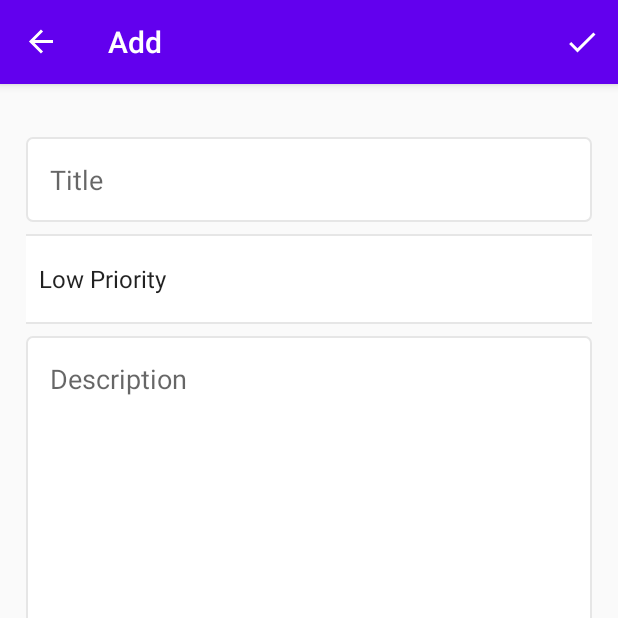
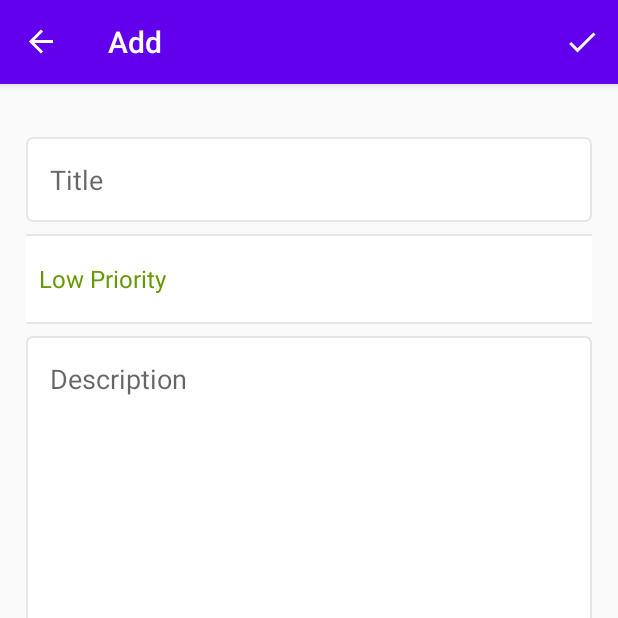
Before and after one commit to mustaphaattah/ToDo-List-App, an Android app: the AddFragment screen opened through its navigation route, after a tap on "Add", on a phone screen of 412 x 824 dp, the top half of it. Run offline under Robolectric (Android 15) with nearby library versions, the phone set to English and light mode, and no system bars; our stand-ins replace navigation-ui.

Commit message:
added SharedViewModel.kt and spinner colors

```diff
--- /dev/null
+++ b/app/src/main/java/com/mtah/todolist/SharedViewModel.kt
@@ -0,0 +1,44 @@
+package com.mtah.todolist
+
+import android.app.Application
+import android.graphics.Color.red
+import android.view.View
+import android.widget.AdapterView
+import android.widget.TextView
+import android.widget.Toast
+import androidx.core.content.ContextCompat
+import androidx.lifecycle.AndroidViewModel
+import androidx.navigation.fragment.findNavController
+import com.mtah.todolist.backend.models.Priority
+import kotlinx.android.synthetic.main.fragment_add.*
+
+class SharedViewModel(application: Application): AndroidViewModel(application) {
+
+    val spinnerListener: AdapterView.OnItemSelectedListener  = object : AdapterView.OnItemSelectedListener {
+        override fun onItemSelected(parent: AdapterView<*>?, view: View?, position: Int, id: Long) {
+//            TODO("Not yet implemented")
+            when (position) {
+                0 -> (parent?.getChildAt(0) as TextView).setTextColor(ContextCompat.getColor(application, R.color.green))
+                1 -> (parent?.getChildAt(0) as TextView).setTextColor(ContextCompat.getColor(application, R.color.yellow))
+                2 -> (parent?.getChildAt(0) as TextView).setTextColor(ContextCompat.getColor(application, R.color.red))
+            }
+        }
+
+        override fun onNothingSelected(parent: AdapterView<*>?) {
+//            TODO("Not yet implemented")
+        }
+
+    }
+    fun getPriority(priority: String): Priority {
+        return when(priority) {
+            "Low Priority" -> Priority.LOW
+            "Medium Priority" -> Priority.MEDIUM
+            "High Priority" -> Priority.HIGH
+            else -> Priority.LOW
+        }
+    }
+
+    fun isValidData(title: String, description: String): Boolean{
+        return title.isNotBlank() and description.isNotBlank()
+    }
+}
--- a/app/src/main/java/com/mtah/todolist/fragments/AddFragment.kt
+++ b/app/src/main/java/com/mtah/todolist/fragments/AddFragment.kt
@@ -8,14 +8,17 @@ import androidx.fragment.app.viewModels
 import androidx.lifecycle.ViewModelProvider
 import androidx.navigation.fragment.findNavController
 import com.mtah.todolist.R
+import com.mtah.todolist.SharedViewModel
 import com.mtah.todolist.backend.ToDoViewModel
 import com.mtah.todolist.backend.models.Priority
 import com.mtah.todolist.backend.models.ToDo
 import kotlinx.android.synthetic.main.fragment_add.*
+import kotlinx.android.synthetic.main.fragment_add.view.*
 
 class AddFragment : Fragment() {
 
-    var viewModel: ToDoViewModel? = null
+    val viewModel: ToDoViewModel by viewModels()
+    val sharedViewModel: SharedViewModel by viewModels()
 
     override fun onCreateView(
         inflater: LayoutInflater, container: ViewGroup?,
@@ -23,9 +26,8 @@ class AddFragment : Fragment() {
     ): View? {
         val view =  inflater.inflate(R.layout.fragment_add, container, false)
         setHasOptionsMenu(true)
-
-        viewModel = ViewModelProvider(requireActivity()).get(ToDoViewModel::class.java)
-
+       // viewModel = ViewModelProvider(requireActivity()).get(ToDoViewModel::class.java)
+        view.priorities_spinner.onItemSelectedListener = sharedViewModel.spinnerListener
 
         return view
     }
@@ -47,9 +49,9 @@ class AddFragment : Fragment() {
         val priority = priorities_spinner.selectedItem.toString()
         val description = description_et.text.toString()
 
-        if (isValidData(title, description)){
-//            val newTask = ToDo(title, getPriority(priority),description)
-//            viewModel.insert(newTask)
+        if (sharedViewModel.isValidData(title, description)){
+            val newTask = ToDo(title, sharedViewModel.getPriority(priority),description)
+            viewModel.insert(newTask)
             Toast.makeText(requireContext(), "New task added!", Toast.LENGTH_SHORT).show()
             findNavController().navigate(R.id.action_addFragment_to_homeFragment)
         } else {
@@ -57,17 +59,4 @@ class AddFragment : Fragment() {
         }
 
     }
-
-    private fun getPriority(priority: String): Priority {
-        return when(priority) {
-            "Low Priority" -> Priority.LOW
-            "Medium Priority" -> Priority.MEDIUM
-            "High Priority" -> Priority.HIGH
-            else -> Priority.LOW
-        }
-    }
-
-    private fun isValidData(title: String, description: String): Boolean{
-        return title.isNotBlank() and description.isNotBlank()
-    }
 }
--- a/app/src/main/res/values/colors.xml
+++ b/app/src/main/res/values/colors.xml
@@ -5,6 +5,10 @@
     <color name="colorAccent">#03DAC5</color>
 
 
+    <color name="green">@android:color/holo_green_dark</color>
+    <color name="yellow">#FFCC00</color>
+    <color name="red">@android:color/holo_red_dark</color>
+<!--    <color name="red">#FF6B68</color>-->
     <color name="white">#FBFFFF</color>
     <color name="light_gray">#E6E6E6</color>
 </resources>
```
Also changed, not shown: app/src/main/java/com/mtah/todolist/fragments/UpdateFragment.kt (+8 -1 lines).
